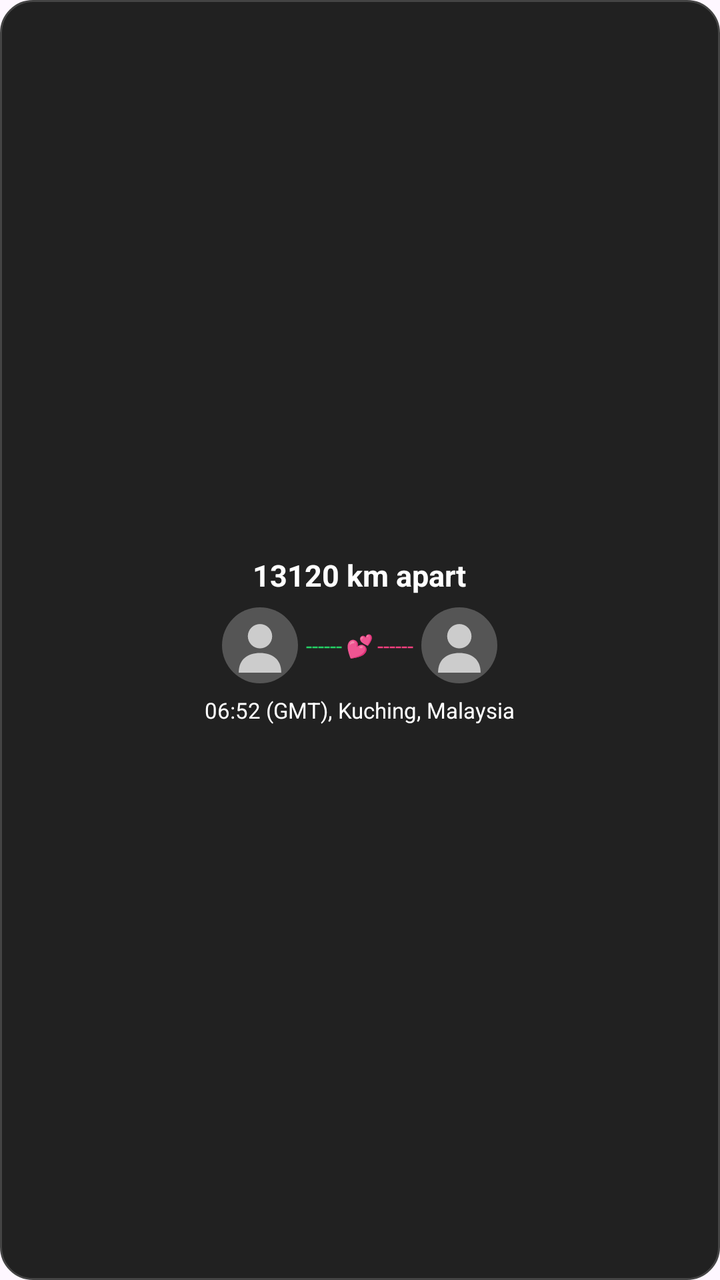
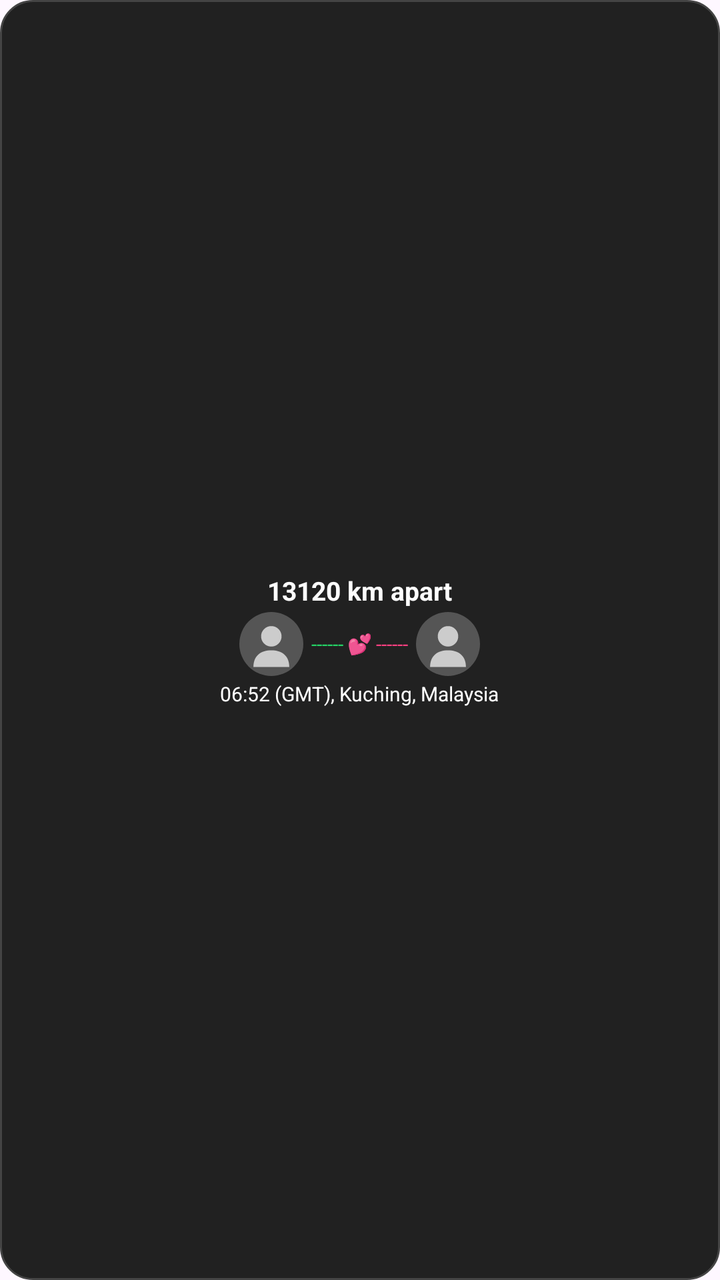

An Android layout rendered at two revisions. The XML below is the earlier revision; the diff shows what the commit changed to produce the second picture.
<!-- AndroidManifest.xml: application theme Theme.ProjectCecily -->
<!-- res/layout/widget_ldr_status.xml -->
<?xml version="1.0" encoding="utf-8"?>
<LinearLayout xmlns:android="http://schemas.android.com/apk/res/android"
    android:id="@+id/widget_ldr_root"
    android:layout_width="match_parent"
    android:layout_height="match_parent"
    android:background="@drawable/widget_background"
    android:gravity="center"
    android:orientation="vertical"
    android:padding="12dp">

    
    <TextView
        android:id="@+id/tvWidgetTopLine"
        android:layout_width="wrap_content"
        android:layout_height="wrap_content"
        android:gravity="center"
        android:text="13120 km apart"
        android:textColor="#FFFFFF"
        android:textSize="15sp"
        android:textStyle="bold" />

    
    <LinearLayout
        android:layout_width="wrap_content"
        android:layout_height="wrap_content"
        android:layout_marginTop="6dp"
        android:layout_marginBottom="6dp"
        android:gravity="center"
        android:orientation="horizontal">

        <ImageView
            android:id="@+id/ivWidgetMyAvatar"
            android:layout_width="38dp"
            android:layout_height="38dp"
            android:contentDescription="My Avatar"
            android:scaleType="centerCrop"
            android:src="@drawable/ic_blank_user" />

        <TextView
            android:id="@+id/tvLeftDottedLine"
            android:layout_width="wrap_content"
            android:layout_height="wrap_content"
            android:layout_marginStart="4dp"
            android:text="------"
            android:textColor="#25D366"
            android:textSize="11sp" />

        <TextView
            android:id="@+id/tvCenterHearts"
            android:layout_width="wrap_content"
            android:layout_height="wrap_content"
            android:layout_marginStart="2dp"
            android:layout_marginEnd="2dp"
            android:text="💕"
            android:textColor="#FF4081"
            android:textSize="11sp" />

        <TextView
            android:id="@+id/tvRightDottedLine"
            android:layout_width="wrap_content"
            android:layout_height="wrap_content"
            android:layout_marginEnd="4dp"
            android:text="------"
            android:textColor="#FF4081"
            android:textSize="11sp" />

        <ImageView
            android:id="@+id/ivWidgetPartnerAvatar"
            android:layout_width="38dp"
            android:layout_height="38dp"
            android:contentDescription="Partner Avatar"
            android:scaleType="centerCrop"
            android:src="@drawable/ic_blank_user" />

    </LinearLayout>

    
    <TextView
        android:id="@+id/tvWidgetBottomLine"
        android:layout_width="wrap_content"
        android:layout_height="wrap_content"
        android:gravity="center"
        android:text="06:52 (GMT), Kuching, Malaysia"
        android:textColor="#FFFFFF"
        android:textSize="11sp" />

</LinearLayout>
<!-- resources referenced by this layout -->
<resources>
  <!-- drawable ic_blank_user (drawable) -->
  <?xml version="1.0" encoding="utf-8"?>
  <vector xmlns:android="http://schemas.android.com/apk/res/android"
      android:width="120dp"
      android:height="120dp"
      android:viewportWidth="100"
      android:viewportHeight="100">
      
      <path
          android:fillColor="#555555"
          android:pathData="M0,50 A50,50 0 1,0 100,50 A50,50 0 1,0 0,50 Z" />
      
      <path
          android:fillColor="#CCCCCC"
          android:pathData="M50,22 A16,16 0 1,0 50,54 A16,16 0 1,0 50,22 Z" />
      
      <path
          android:fillColor="#CCCCCC"
          android:pathData="M22,86 C22,68 34,60 50,60 C66,60 78,68 78,86 Z" />
  </vector>
  <!-- drawable widget_background (drawable) -->
  <?xml version="1.0" encoding="utf-8"?>
  <shape xmlns:android="http://schemas.android.com/apk/res/android">
      <solid android:color="#212121" />
      <corners android:radius="16dp" />
      <stroke android:width="1dp" android:color="#444444" />
  </shape>
  <style name="Theme.ProjectCecily" parent="Base.Theme.ProjectCecily" />
  <style name="Base.Theme.ProjectCecily" parent="Theme.Material3.DayNight.NoActionBar">
          
          <item name="colorPrimary">@color/nav_selected</item>
          <item name="windowActionBar">false</item>
          <item name="windowNoTitle">true</item>
  
          
          <item name="colorOnSecondaryContainer">@color/nav_selected</item>
      </style>
  <color name="nav_selected">#007AFF</color>
</resources>

<!-- the commit's change to res/layout/widget_ldr_status.xml (unified diff, before → after) -->
@@ -6,7 +6,10 @@
     android:background="@drawable/widget_background"
     android:gravity="center"
     android:orientation="vertical"
-    android:padding="12dp">
+    android:paddingStart="8dp"
+    android:paddingTop="4dp"
+    android:paddingEnd="8dp"
+    android:paddingBottom="4dp">
 
     
     <TextView
@@ -16,22 +19,22 @@
         android:gravity="center"
         android:text="13120 km apart"
         android:textColor="#FFFFFF"
-        android:textSize="15sp"
+        android:textSize="13sp"
         android:textStyle="bold" />
 
     
     <LinearLayout
         android:layout_width="wrap_content"
         android:layout_height="wrap_content"
-        android:layout_marginTop="6dp"
-        android:layout_marginBottom="6dp"
+        android:layout_marginTop="2dp"
+        android:layout_marginBottom="2dp"
         android:gravity="center"
         android:orientation="horizontal">
 
         <ImageView
             android:id="@+id/ivWidgetMyAvatar"
-            android:layout_width="38dp"
-            android:layout_height="38dp"
+            android:layout_width="32dp"
+            android:layout_height="32dp"
             android:contentDescription="My Avatar"
             android:scaleType="centerCrop"
             android:src="@drawable/ic_blank_user" />
@@ -43,7 +46,7 @@
             android:layout_marginStart="4dp"
             android:text="------"
             android:textColor="#25D366"
-            android:textSize="11sp" />
+            android:textSize="10sp" />
 
         <TextView
             android:id="@+id/tvCenterHearts"
@@ -53,7 +56,7 @@
             android:layout_marginEnd="2dp"
             android:text="💕"
             android:textColor="#FF4081"
-            android:textSize="11sp" />
+            android:textSize="10sp" />
 
         <TextView
             android:id="@+id/tvRightDottedLine"
@@ -62,12 +65,12 @@
             android:layout_marginEnd="4dp"
             android:text="------"
             android:textColor="#FF4081"
-            android:textSize="11sp" />
+            android:textSize="10sp" />
 
         <ImageView
             android:id="@+id/ivWidgetPartnerAvatar"
-            android:layout_width="38dp"
-            android:layout_height="38dp"
+            android:layout_width="32dp"
+            android:layout_height="32dp"
             android:contentDescription="Partner Avatar"
             android:scaleType="centerCrop"
             android:src="@drawable/ic_blank_user" />
@@ -82,6 +85,6 @@
         android:gravity="center"
         android:text="06:52 (GMT), Kuching, Malaysia"
         android:textColor="#FFFFFF"
-        android:textSize="11sp" />
+        android:textSize="10sp" />
 
 </LinearLayout>
